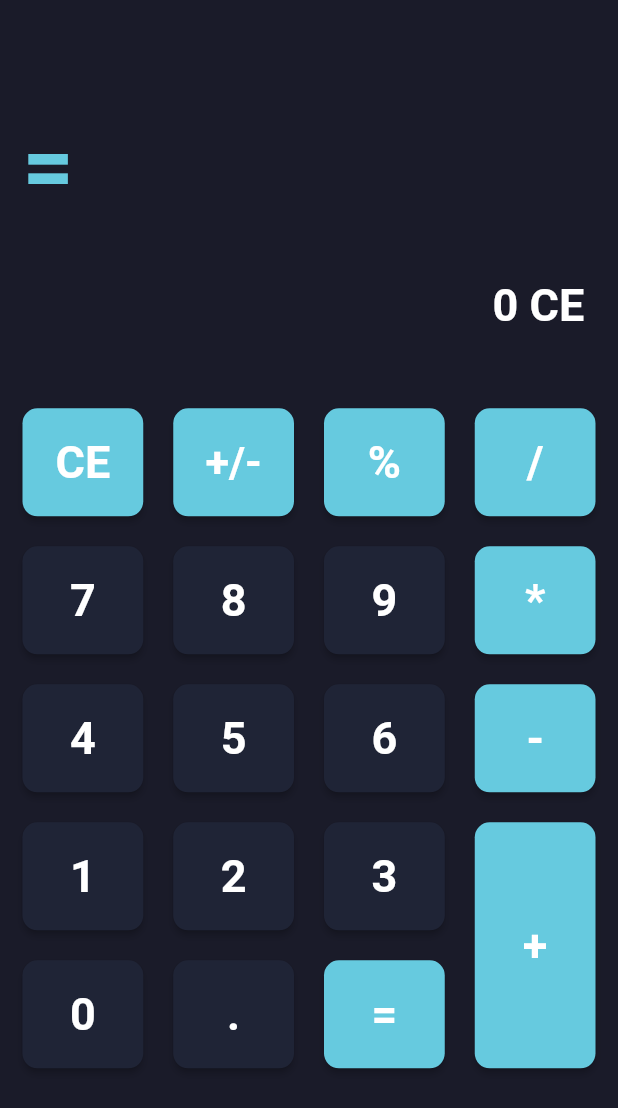
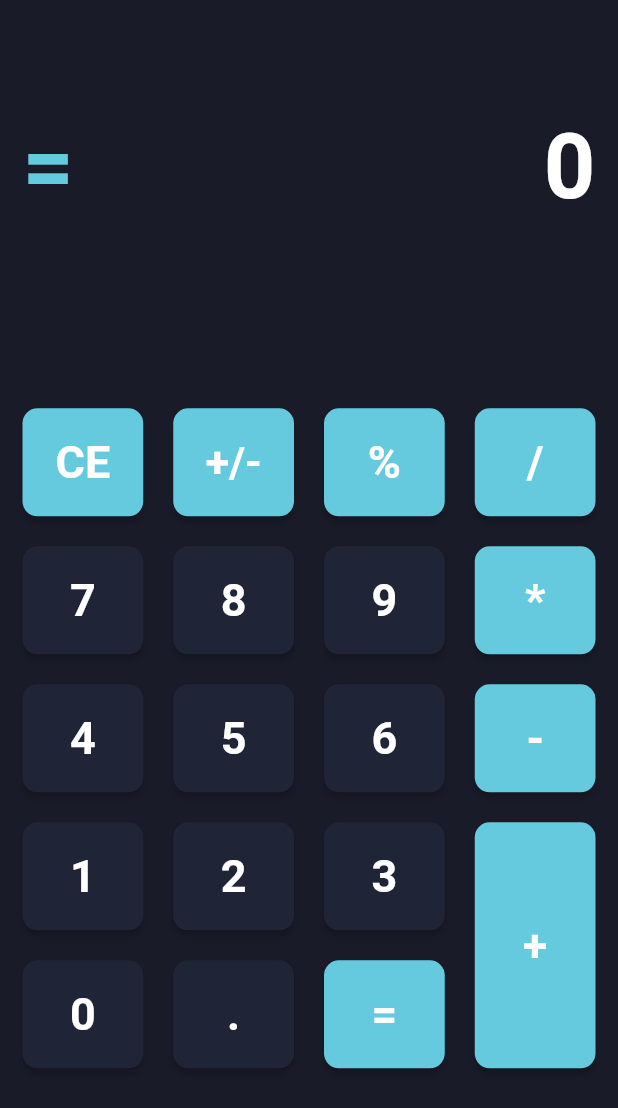
Before and after one commit to NaDisla/calculator-flutter, a Flutter app: the screen it shows after launch, after a tap on "CE", on a phone screen of 412 x 824 dp. Shown: the top 1108 px of the screen. Run offline on Flutter 3.47's test engine with Material 2 defaults, Android fonts, the phone set to English and light mode, and no system bars.

Commit message:
Set the clear button.

```diff
--- a/lib/widgets/calculator_screen.dart
+++ b/lib/widgets/calculator_screen.dart
@@ -22,7 +22,7 @@ class _CalculatorScreenState extends State<CalculatorScreen> {
   }
 
   void btnPress(String btnValue) {
-    List<String> operations = ['+', '-', '*', '/', '=', 'CE'];
+    List<String> operations = ['+', '-', '*', '/', '='];
     String concatResult = '';
 
     if (operations.contains(btnValue)) {
@@ -54,15 +54,15 @@ class _CalculatorScreenState extends State<CalculatorScreen> {
               result = finalResult.round().toString();
             });
             break;
-          case 'CE':
-            setState(() {
-              result = '0';
-              num1 = '';
-              num2 = '';
-            });
-            break;
         }
       }
+    } else if (btnValue == 'CE') {
+      setState(() {
+        result = '0';
+        num1 = '';
+        num2 = '';
+        operator = '';
+      });
     } else {
       String concatNum1 = '', concatNum2 = '';
       if (result == '0') {
```
